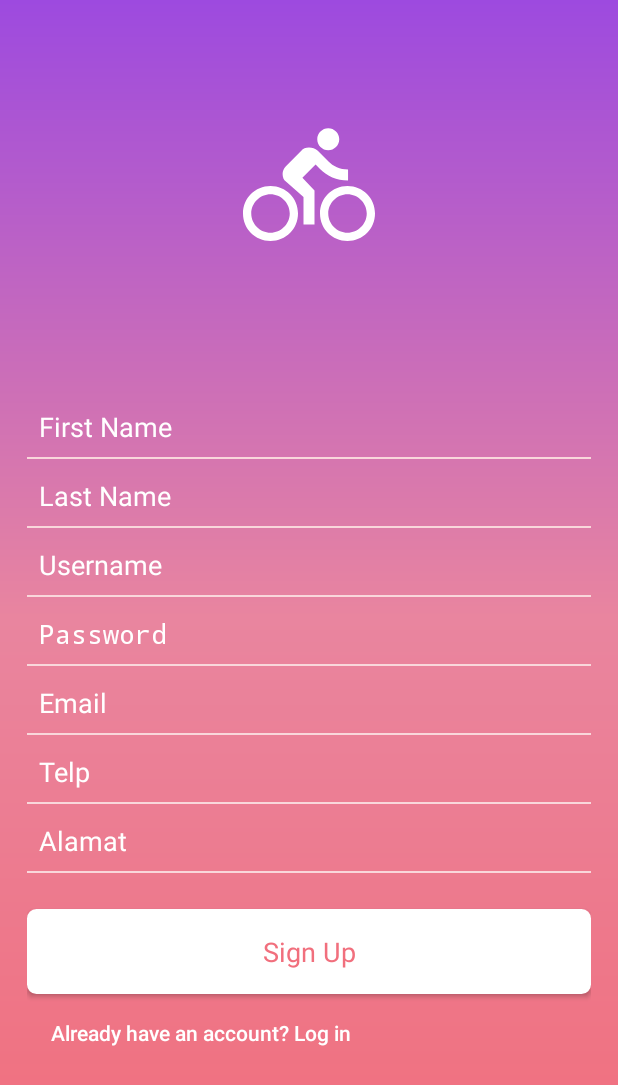
After one commit to arunstop/Wartajazz, an Android app: the RegisterActivity screen opened directly, with no data from a screen before it, on a phone screen of 412 x 824 dp. The commit adds this screen. Shown: the top 1085 px of the screen. Run offline under Robolectric (Android 15) with nearby library versions, the phone set to English and light mode, and no system bars.

Commit message:
Add Register and Account to Login

```diff
--- a/app/src/main/AndroidManifest.xml
+++ b/app/src/main/AndroidManifest.xml
@@ -20,6 +20,8 @@
         </activity>
         <activity android:name=".MainActivity">
         </activity>
+        <activity android:name=".RegisterActivity">
+        </activity>
     </application>
 
 </manifest>
--- a/app/src/main/java/com/bimo/wartajazz/LoginActivity.java
+++ b/app/src/main/java/com/bimo/wartajazz/LoginActivity.java
@@ -9,10 +9,13 @@ import android.widget.EditText;
 import android.widget.TextView;
 import android.widget.Toast;
 
+import org.w3c.dom.Text;
+
 public class LoginActivity extends Activity {
 
     private Button login;
-    private TextView user,pass;
+    private EditText user,pass;
+    private TextView register;
 
     @Override
     protected void onCreate(Bundle savedInstanceState) {
@@ -22,6 +25,7 @@ public class LoginActivity extends Activity {
         login = (Button) findViewById(R.id.login);
         user = (EditText) findViewById(R.id.user);
         pass = (EditText) findViewById(R.id.pass);
+        register = (TextView) findViewById(R.id.register);
 
         login.setOnClickListener(new View.OnClickListener() {
             @Override
@@ -35,5 +39,14 @@ public class LoginActivity extends Activity {
                 }
             }
         });
+
+        register.setOnClickListener(new View.OnClickListener(){
+            @Override
+            public void onClick(View v) {
+                Intent register = new Intent(LoginActivity.this, RegisterActivity.class);
+                startActivity(register);
+                finish();
+            }
+        });
     }
 }
--- /dev/null
+++ b/app/src/main/java/com/bimo/wartajazz/RegisterActivity.java
@@ -0,0 +1,30 @@
+package com.bimo.wartajazz;
+
+import android.app.Activity;
+import android.content.Intent;
+import android.os.Bundle;
+import android.view.View;
+import android.widget.EditText;
+import android.widget.TextView;
+
+public class RegisterActivity extends Activity {
+
+    private TextView login;
+
+    @Override
+    protected void onCreate(Bundle savedInstanceState) {
+        super.onCreate(savedInstanceState);
+        setContentView(R.layout.activity_register);
+
+        login = (TextView) findViewById(R.id.login);
+
+        login.setOnClickListener(new View.OnClickListener(){
+            @Override
+            public void onClick(View v) {
+                Intent register = new Intent(RegisterActivity.this, LoginActivity.class);
+                startActivity(register);
+                finish();
+            }
+        });
+    }
+}
--- a/app/src/main/res/layout/activity_login.xml
+++ b/app/src/main/res/layout/activity_login.xml
@@ -122,7 +122,8 @@
                 android:layout_height="wrap_content"
                 android:clickable="true"
                 android:padding="16dp"
-                android:text="New here? Sing Up"
+                android:id="@+id/register"
+                android:text="New here? Sign Up"
                 android:textColor="#fff" />
 
         </LinearLayout>
--- /dev/null
+++ b/app/src/main/res/layout/activity_register.xml
@@ -0,0 +1,182 @@
+<?xml version="1.0" encoding="utf-8"?>
+<LinearLayout xmlns:android="http://schemas.android.com/apk/res/android"
+    android:layout_width="match_parent"
+    android:layout_height="match_parent"
+    android:background="@drawable/new_login_gradients"
+    android:paddingBottom="@dimen/activity_vertical_margin"
+    android:paddingLeft="18dp"
+    android:paddingRight="18dp"
+    android:paddingTop="@dimen/activity_vertical_margin">
+
+    <ScrollView
+        android:layout_width="match_parent"
+        android:layout_height="match_parent">
+
+        <LinearLayout
+            android:layout_width="match_parent"
+            android:layout_height="match_parent"
+            android:orientation="vertical">
+
+            <ImageView
+                android:layout_width="240dp"
+                android:layout_height="120dp"
+                android:layout_gravity="center_horizontal"
+                android:layout_marginBottom="20dp"
+                android:layout_marginTop="48dp"
+                android:padding="16dp"
+                android:src="@drawable/ic_directions_bike_black_24dp" />
+
+            <EditText
+                android:layout_width="match_parent"
+                android:layout_height="wrap_content"
+                android:layout_marginTop="60dp"
+                android:background="@android:color/transparent"
+                android:drawablePadding="12dp"
+                android:ems="10"
+                android:hint="First Name"
+                android:inputType="text"
+                android:maxLines="1"
+                android:padding="8dp"
+                android:textColorHint="#fff" />
+
+            <View
+                android:layout_width="match_parent"
+                android:layout_height="1dp"
+                android:background="#f9d7db" />
+
+            <EditText
+                android:layout_width="match_parent"
+                android:layout_height="wrap_content"
+                android:layout_marginTop="4dp"
+                android:background="@android:color/transparent"
+                android:drawablePadding="12dp"
+                android:ems="10"
+                android:hint="Last Name"
+                android:inputType="text"
+                android:maxLines="1"
+                android:padding="8dp"
+                android:textColorHint="#fff" />
+
+            <View
+                android:layout_width="match_parent"
+                android:layout_height="1dp"
+                android:background="#f9d7db" />
+
+            <EditText
+                android:layout_width="match_parent"
+                android:layout_height="wrap_content"
+                android:layout_marginTop="4dp"
+                android:background="@android:color/transparent"
+                android:drawablePadding="12dp"
+                android:ems="10"
+                android:hint="Username"
+                android:inputType="text"
+                android:maxLines="1"
+                android:padding="8dp"
+                android:textColorHint="#fff" />
+
+            <View
+                android:layout_width="match_parent"
+                android:layout_height="1dp"
+                android:background="#f9d7db" />
+
+            <EditText
+                android:layout_width="match_parent"
+                android:layout_height="wrap_content"
+                android:layout_marginTop="4dp"
+                android:background="@android:color/transparent"
+                android:drawablePadding="12dp"
+                android:ems="10"
+                android:hint="Password"
+                android:inputType="textPassword"
+                android:maxLines="1"
+                android:padding="8dp"
+                android:textColorHint="#fff" />
+
+            <View
+                android:layout_width="match_parent"
+                android:layout_height="1dp"
+                android:background="#f9d7db" />
+
+            <EditText
+                android:layout_width="match_parent"
+                android:layout_height="wrap_content"
+                android:layout_marginTop="4dp"
+                android:background="@android:color/transparent"
+                android:drawablePadding="12dp"
+                android:ems="10"
+                android:hint="Email"
+                android:inputType="text"
+                android:maxLines="1"
+                android:padding="8dp"
+                android:textColorHint="#fff" />
+
+            <View
+                android:layout_width="match_parent"
+                android:layout_height="1dp"
+                android:background="#f9d7db" />
+
+            <EditText
+                android:layout_width="match_parent"
+                android:layout_height="wrap_content"
+                android:layout_marginTop="4dp"
+                android:background="@android:color/transparent"
+                android:drawablePadding="12dp"
+                android:ems="10"
+                android:hint="Telp"
+                android:inputType="text"
+                android:maxLines="1"
+                android:padding="8dp"
+                android:textColorHint="#fff" />
+
+            <View
+                android:layout_width="match_parent"
+                android:layout_height="1dp"
+                android:background="#f9d7db" />
+
+            <EditText
+                android:layout_width="match_parent"
+                android:layout_height="wrap_content"
+                android:layout_marginTop="4dp"
+                android:background="@android:color/transparent"
+                android:drawablePadding="12dp"
+                android:ems="10"
+                android:hint="Alamat"
+                android:inputType="text"
+                android:maxLines="1"
+                android:padding="8dp"
+                android:textColorHint="#fff" />
+
+            <View
+                android:layout_width="match_parent"
+                android:layout_height="1dp"
+                android:background="#f9d7db" />
+
+            <Button
+                style="@style/Base.TextAppearance.AppCompat.Body1"
+                android:layout_width="match_parent"
+                android:layout_height="wrap_content"
+                android:layout_marginTop="24dp"
+                android:background="@drawable/background_login"
+                android:clickable="true"
+                android:padding="16dp"
+                android:text="Sign Up"
+                android:textAllCaps="false"
+                android:textColor="#f16f7d"
+                android:textSize="18sp" />
+
+            <TextView
+                style="@style/TextAppearance.AppCompat.Body2"
+                android:layout_width="match_parent"
+                android:layout_height="wrap_content"
+                android:layout_marginBottom="25dp"
+                android:clickable="true"
+                android:id="@+id/login"
+                android:padding="16dp"
+                android:text="Already have an account? Log in"
+                android:textColor="#fff" />
+
+        </LinearLayout>
+    </ScrollView>
+
+</LinearLayout>
--- a/app/src/main/res/values/colors.xml
+++ b/app/src/main/res/values/colors.xml
@@ -1,6 +1,6 @@
 <?xml version="1.0" encoding="utf-8"?>
 <resources>
-    <color name="colorPrimary">#4db8ee</color>
+    <color name="colorPrimary">#2967CA</color>
     <color name="colorPrimaryDark">#2668c8</color>
     <color name="colorAccent">#FF4081</color>
 </resources>
```
Also changed, not shown: app/src/main/res/drawable/splash_new.png.
